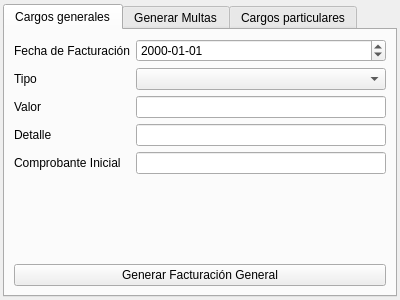
GonzaloHernandez/jpbilling, file billingwindow.ui: the form before one commit.
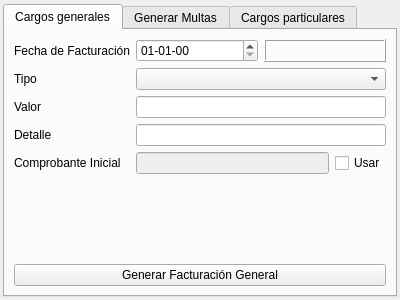
The form after the commit.

```diff
--- a/billingwindow.ui
+++ b/billingwindow.ui
@@ -42,19 +42,12 @@
           <enum>QFormLayout::AllNonFixedFieldsGrow</enum>
          </property>
          <item row="0" column="0">
-          <widget class="QLabel" name="label_date">
+          <widget class="QLabel" name="label_date0">
            <property name="text">
             <string>Fecha de Facturación</string>
            </property>
           </widget>
          </item>
-         <item row="0" column="1">
-          <widget class="QDateEdit" name="dateedit_date">
-           <property name="displayFormat">
-            <string>yyyy-MM-dd</string>
-           </property>
-          </widget>
-         </item>
          <item row="1" column="0">
           <widget class="QLabel" name="label_type">
            <property name="text">
@@ -93,7 +86,46 @@
           </widget>
          </item>
          <item row="4" column="1">
-          <widget class="QLineEdit" name="lineedit_voucher"/>
+          <layout class="QHBoxLayout" name="horizontalLayout_2">
+           <item>
+            <widget class="QLineEdit" name="lineedit_voucher">
+             <property name="enabled">
+              <bool>false</bool>
+             </property>
+            </widget>
+           </item>
+           <item>
+            <widget class="QCheckBox" name="checkbox_voucher">
+             <property name="text">
+              <string>Usar</string>
+             </property>
+            </widget>
+           </item>
+          </layout>
+         </item>
+         <item row="0" column="1">
+          <layout class="QHBoxLayout" name="horizontalLayout_3">
+           <item>
+            <widget class="QDateEdit" name="dateedit_date">
+             <property name="displayFormat">
+              <string>dd-MM-yy</string>
+             </property>
+            </widget>
+           </item>
+           <item>
+            <widget class="QLabel" name="label_date">
+             <property name="frameShape">
+              <enum>QFrame::Box</enum>
+             </property>
+             <property name="frameShadow">
+              <enum>QFrame::Raised</enum>
+             </property>
+             <property name="text">
+              <string/>
+             </property>
+            </widget>
+           </item>
+          </layout>
          </item>
         </layout>
        </item>
```
Left out of the diff: 63 changed lines with no effect on the pictures.
